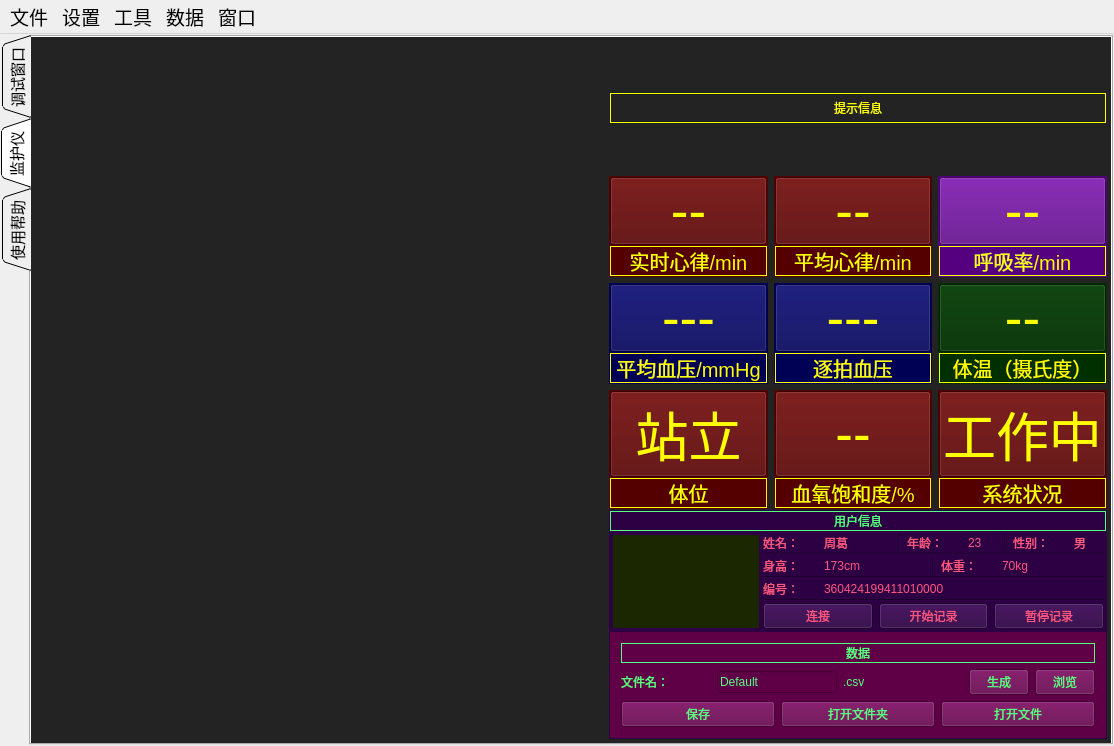
Above: ICUWin/ICUWin/mainwindow.ui from zhouge94/ICU_Monitor before the change. Below: the same form after it.
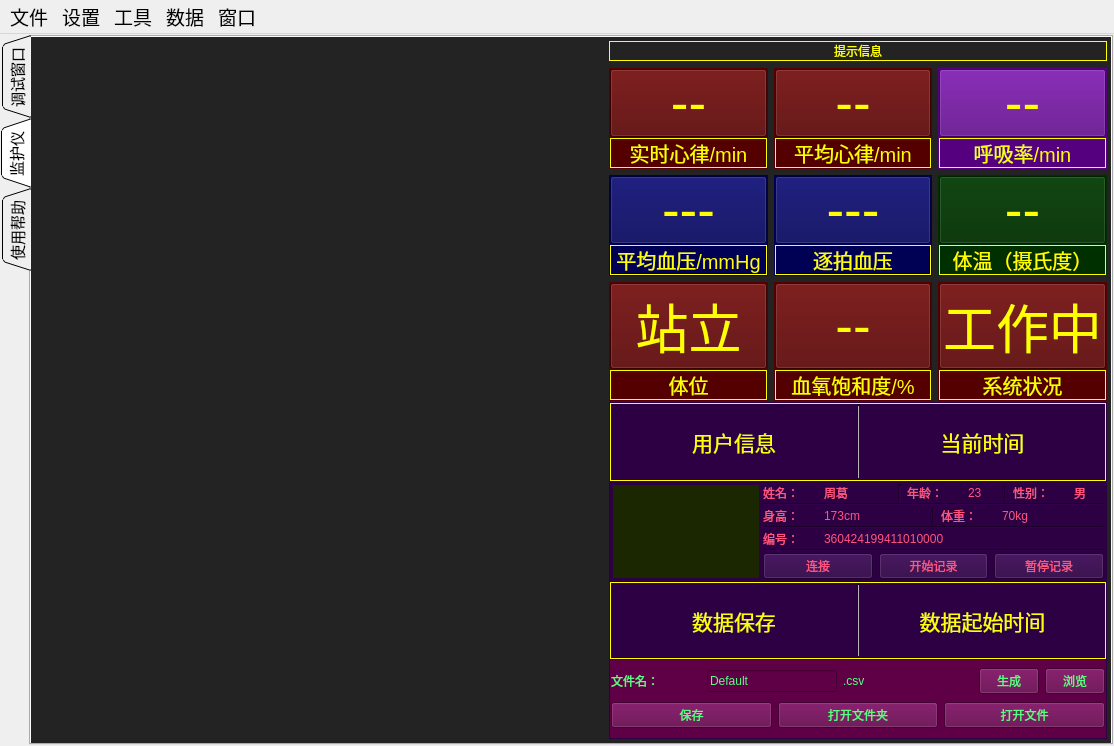
That is the form after the change. The open tabs and pages were chosen to show the change. Custom widgets are drawn as their Qt base class.

The edit to the form file:
```diff
--- a/ICUWin/ICUWin/mainwindow.ui
+++ b/ICUWin/ICUWin/mainwindow.ui
@@ -4034,6 +4034,9 @@
                  <height>16777215</height>
                 </size>
                </property>
+               <property name="styleSheet">
+                <string notr="true">color: rgb(255, 255, 0);</string>
+               </property>
                <layout class="QVBoxLayout" name="verticalLayout_3">
                 <property name="spacing">
                  <number>1</number>
@@ -4051,28 +4054,40 @@
                  <number>1</number>
                 </property>
                 <item>
-                 <widget class="QWidget" name="widget_23" native="true">
+                 <widget class="QFrame" name="frame_6">
                   <property name="sizePolicy">
-                   <sizepolicy hsizetype="Preferred" vsizetype="Preferred">
+                   <sizepolicy hsizetype="Preferred" vsizetype="Fixed">
                     <horstretch>0</horstretch>
                     <verstretch>0</verstretch>
                    </sizepolicy>
                   </property>
+                  <property name="minimumSize">
+                   <size>
+                    <width>0</width>
+                    <height>0</height>
+                   </size>
+                  </property>
+                  <property name="frameShape">
+                   <enum>QFrame::Box</enum>
+                  </property>
+                  <property name="frameShadow">
+                   <enum>QFrame::Plain</enum>
+                  </property>
                   <layout class="QHBoxLayout" name="horizontalLayout_28">
                    <property name="spacing">
-                    <number>1</number>
+                    <number>0</number>
                    </property>
                    <property name="leftMargin">
-                    <number>1</number>
+                    <number>0</number>
                    </property>
                    <property name="topMargin">
-                    <number>1</number>
+                    <number>0</number>
                    </property>
                    <property name="rightMargin">
-                    <number>1</number>
+                    <number>0</number>
                    </property>
                    <property name="bottomMargin">
-                    <number>1</number>
+                    <number>0</number>
                    </property>
                    <item>
                     <widget class="QLabel" name="label_info_out">
@@ -4093,7 +4108,10 @@
 font: 16pt &quot;Ubuntu&quot;;</string>
                      </property>
                      <property name="frameShape">
-                      <enum>QFrame::Box</enum>
+                      <enum>QFrame::NoFrame</enum>
+                     </property>
+                     <property name="frameShadow">
+                      <enum>QFrame::Raised</enum>
                      </property>
                      <property name="text">
                       <string>提示信息</string>
@@ -4109,6 +4127,117 @@
                 <item>
                  <layout class="QGridLayout" name="gridLayout">
                   <item row="1" column="2">
+                   <widget class="QWidget" name="widget_17" native="true">
+                    <property name="sizePolicy">
+                     <sizepolicy hsizetype="Minimum" vsizetype="Minimum">
+                      <horstretch>0</horstretch>
+                      <verstretch>0</verstretch>
+                     </sizepolicy>
+                    </property>
+                    <property name="minimumSize">
+                     <size>
+                      <width>150</width>
+                      <height>100</height>
+                     </size>
+                    </property>
+                    <property name="maximumSize">
+                     <size>
+                      <width>200</width>
+                      <height>200</height>
+                     </size>
+                    </property>
+                    <property name="styleSheet">
+                     <string notr="true">background-color: rgb(85, 0, 127);
+color: rgb(255, 255, 0);</string>
+                    </property>
+                    <layout class="QVBoxLayout" name="verticalLayout_17">
+                     <property name="spacing">
+                      <number>1</number>
+                     </property>
+                     <property name="leftMargin">
+                      <number>1</number>
+                     </property>
+                     <property name="topMargin">
+                      <number>1</number>
+                     </property>
+                     <property name="rightMargin">
+                      <number>1</number>
+                     </property>
+                     <property name="bottomMargin">
+                      <number>1</number>
+                     </property>
+                     <item>
+                      <widget class="QPushButton" name="show1_hxl">
+                       <property name="sizePolicy">
+                        <sizepolicy hsizetype="Preferred" vsizetype="Preferred">
+                         <horstretch>0</horstretch>
+                         <verstretch>0</verstretch>
+                        </sizepolicy>
+                       </property>
+                       <property name="minimumSize">
+                        <size>
+                         <width>10</width>
+                         <height>0</height>
+                        </size>
+                       </property>
+                       <property name="font">
+                        <font>
+                         <family>Ubuntu</family>
+                         <pointsize>40</pointsize>
+                         <weight>50</weight>
+                         <italic>false</italic>
+                         <bold>false</bold>
+                        </font>
+                       </property>
+                       <property name="text">
+                        <string>--</string>
+                       </property>
+                      </widget>
+                     </item>
+                     <item>
+                      <widget class="QLabel" name="label_13">
+                       <property name="sizePolicy">
+                        <sizepolicy hsizetype="Preferred" vsizetype="Minimum">
+                         <horstretch>0</horstretch>
+                         <verstretch>0</verstretch>
+                        </sizepolicy>
+                       </property>
+                       <property name="minimumSize">
+                        <size>
+                         <width>0</width>
+                         <height>15</height>
+                        </size>
+                       </property>
+                       <property name="maximumSize">
+                        <size>
+                         <width>16777215</width>
+                         <height>30</height>
+                        </size>
+                       </property>
+                       <property name="font">
+                        <font>
+                         <family>Ubuntu</family>
+                         <pointsize>15</pointsize>
+                         <weight>50</weight>
+                         <italic>false</italic>
+                         <bold>false</bold>
+                        </font>
+                       </property>
+                       <property name="frameShape">
+                        <enum>QFrame::Box</enum>
+                       </property>
+                       <property name="text">
+                        <string>呼吸率/min</string>
+                       </property>
+                       <property name="alignment">
+                        <set>Qt::AlignCenter</set>
+                       </property>
+                      </widget>
+                     </item>
+                    </layout>
+                   </widget>
+                  </item>
+                  <item row="2" column="2">
                    <widget class="QWidget" name="widget_21" native="true">
                     <property name="sizePolicy">
                      <sizepolicy hsizetype="Minimum" vsizetype="Minimum">
@@ -4219,7 +4348,7 @@
                     </layout>
                    </widget>
                   </item>
-                  <item row="1" column="0">
+                  <item row="2" column="0">
                    <widget class="QWidget" name="widget_7" native="true">
                     <property name="sizePolicy">
                      <sizepolicy hsizetype="Minimum" vsizetype="Minimum">
@@ -4330,7 +4459,7 @@
                     </layout>
                    </widget>
                   </item>
-                  <item row="2" column="2">
+                  <item row="3" column="2">
                    <widget class="QWidget" name="widget_10" native="true">
                     <property name="sizePolicy">
                      <sizepolicy hsizetype="Minimum" vsizetype="Minimum">
@@ -4441,7 +4570,7 @@
                     </layout>
                    </widget>
                   </item>
-                  <item row="1" column="1">
+                  <item row="2" column="1">
                    <widget class="QWidget" name="widget_8" native="true">
                     <property name="sizePolicy">
                      <sizepolicy hsizetype="Minimum" vsizetype="Minimum">
@@ -4552,7 +4681,7 @@
                     </layout>
                    </widget>
                   </item>
-                  <item row="2" column="0">
+                  <item row="3" column="0">
                    <widget class="QWidget" name="widget_18" native="true">
                     <property name="sizePolicy">
                      <sizepolicy hsizetype="Minimum" vsizetype="Minimum">
@@ -4663,7 +4792,7 @@
                     </layout>
                    </widget>
                   </item>
-                  <item row="0" column="0">
+                  <item row="1" column="0">
                    <widget class="QWidget" name="widget_16" native="true">
                     <property name="sizePolicy">
                      <sizepolicy hsizetype="Minimum" vsizetype="Minimum">
@@ -4774,7 +4903,7 @@
                     </layout>
                    </widget>
                   </item>
-                  <item row="0" column="1">
+                  <item row="1" column="1">
                    <widget class="QWidget" name="widget_19" native="true">
                     <property name="sizePolicy">
                      <sizepolicy hsizetype="Minimum" vsizetype="Minimum">
@@ -4885,7 +5014,7 @@
                     </layout>
                    </widget>
                   </item>
-                  <item row="2" column="1">
+                  <item row="3" column="1">
                    <widget class="QWidget" name="widget_20" native="true">
                     <property name="sizePolicy">
                      <sizepolicy hsizetype="Minimum" vsizetype="Minimum">
@@ -4996,115 +5125,14 @@
                     </layout>
                    </widget>
                   </item>
-                  <item row="0" column="2">
-                   <widget class="QWidget" name="widget_17" native="true">
-                    <property name="sizePolicy">
-                     <sizepolicy hsizetype="Minimum" vsizetype="Minimum">
-                      <horstretch>0</horstretch>
-                      <verstretch>0</verstretch>
-                     </sizepolicy>
+                  <item row="0" column="0">
+                   <widget class="QFrame" name="frame_5">
+                    <property name="frameShape">
+                     <enum>QFrame::StyledPanel</enum>
                     </property>
-                    <property name="minimumSize">
-                     <size>
-                      <width>150</width>
-                      <height>100</height>
-                     </size>
+                    <property name="frameShadow">
+                     <enum>QFrame::Raised</enum>
                     </property>
-                    <property name="maximumSize">
-                     <size>
-                      <width>200</width>
-                      <height>200</height>
-                     </size>
-                    </property>
-                    <property name="styleSheet">
-                     <string notr="true">background-color: rgb(85, 0, 127);
-color: rgb(255, 255, 0);</string>
-                    </property>
-                    <layout class="QVBoxLayout" name="verticalLayout_17">
-                     <property name="spacing">
-                      <number>1</number>
-                     </property>
-                     <property name="leftMargin">
-                      <number>1</number>
-                     </property>
-                     <property name="topMargin">
-                      <number>1</number>
-                     </property>
-                     <property name="rightMargin">
-                      <number>1</number>
-                     </property>
-                     <property name="bottomMargin">
-                      <number>1</number>
-                     </property>
-                     <item>
-                      <widget class="QPushButton" name="show1_hxl">
-                       <property name="sizePolicy">
-                        <sizepolicy hsizetype="Preferred" vsizetype="Preferred">
-                         <horstretch>0</horstretch>
-                         <verstretch>0</verstretch>
-                        </sizepolicy>
-                       </property>
-                       <property name="minimumSize">
-                        <size>
-                         <width>10</width>
-                         <height>0</height>
-                        </size>
-                       </property>
-                       <property name="font">
-                        <font>
-                         <family>Ubuntu</family>
-                         <pointsize>40</pointsize>
-                         <weight>50</weight>
-                         <italic>false</italic>
-                         <bold>false</bold>
-                        </font>
-                       </property>
-                       <property name="text">
-                        <string>--</string>
-                       </property>
-                      </widget>
-                     </item>
-                     <item>
-                      <widget class="QLabel" name="label_13">
-                       <property name="sizePolicy">
-                        <sizepolicy hsizetype="Preferred" vsizetype="Minimum">
-                         <horstretch>0</horstretch>
-                         <verstretch>0</verstretch>
-                        </sizepolicy>
-                       </property>
-                       <property name="minimumSize">
-                        <size>
-                         <width>0</width>
-                         <height>15</height>
-                        </size>
-                       </property>
-                       <property name="maximumSize">
-                        <size>
-                         <width>16777215</width>
-                         <height>30</height>
-                        </size>
-                       </property>
-                       <property name="font">
-                        <font>
-                         <family>Ubuntu</family>
-                         <pointsize>15</pointsize>
-                         <weight>50</weight>
-                         <italic>false</italic>
-                         <bold>false</bold>
-                        </font>
-                       </property>
-                       <property name="frameShape">
-                        <enum>QFrame::Box</enum>
-                       </property>
-                       <property name="text">
-                        <string>呼吸率/min</string>
-                       </property>
-                       <property name="alignment">
-                        <set>Qt::AlignCenter</set>
-                       </property>
-                      </widget>
-                     </item>
-                    </layout>
                    </widget>
                   </item>
                  </layout>
@@ -5131,26 +5159,90 @@
                     <number>1</number>
                    </property>
                    <item>
-                    <widget class="QLabel" name="label_user_info">
-                     <property name="maximumSize">
+                    <widget class="QFrame" name="frame_3">
+                     <property name="minimumSize">
                       <size>
-                       <width>16777215</width>
+                       <width>0</width>
                        <height>30</height>
                       </size>
                      </property>
-                     <property name="styleSheet">
-                      <string notr="true">color: rgb(85, 255, 127);
-font: 16pt &quot;Ubuntu&quot;;</string>
-                     </property>
                      <property name="frameShape">
                       <enum>QFrame::Box</enum>
                      </property>
-                     <property name="text">
-                      <string>用户信息</string>
+                     <property name="frameShadow">
+                      <enum>QFrame::Plain</enum>
                      </property>
-                     <property name="alignment">
-                      <set>Qt::AlignCenter</set>
-                     </property>
+                     <layout class="QHBoxLayout" name="horizontalLayout_29">
+                      <property name="spacing">
+                       <number>0</number>
+                      </property>
+                      <property name="leftMargin">
+                       <number>0</number>
+                      </property>
+                      <property name="topMargin">
+                       <number>0</number>
+                      </property>
+                      <property name="rightMargin">
+                       <number>0</number>
+                      </property>
+                      <property name="bottomMargin">
+                       <number>0</number>
+                      </property>
+                      <item>
+                       <widget class="QLabel" name="label_userinfo">
+                        <property name="font">
+                         <font>
+                          <family>Ubuntu</family>
+                          <pointsize>16</pointsize>
+                         </font>
+                        </property>
+                        <property name="text">
+                         <string>用户信息</string>
+                        </property>
+                        <property name="alignment">
+                         <set>Qt::AlignCenter</set>
+                        </property>
+                       </widget>
+                      </item>
+                      <item>
+                       <widget class="Line" name="line_7">
+                        <property name="autoFillBackground">
+                         <bool>false</bool>
+                        </property>
+                        <property name="styleSheet">
+                         <string notr="true">color: rgb(255, 255, 255);</string>
+                        </property>
+                        <property name="frameShadow">
+                         <enum>QFrame::Sunken</enum>
+                        </property>
+                        <property name="lineWidth">
+                         <number>2</number>
+                        </property>
+                        <property name="midLineWidth">
+                         <number>1</number>
+                        </property>
+                        <property name="orientation">
+                         <enum>Qt::Vertical</enum>
+                        </property>
+                       </widget>
+                      </item>
+                      <item>
+                       <widget class="QLabel" name="label_current_time">
+                        <property name="font">
+                         <font>
+                          <family>Ubuntu</family>
+                          <pointsize>16</pointsize>
+                         </font>
+                        </property>
+                        <property name="text">
+                         <string>当前时间</string>
+                        </property>
+                        <property name="alignment">
+                         <set>Qt::AlignCenter</set>
+                        </property>
+                       </widget>
+                      </item>
+                     </layout>
                     </widget>
                    </item>
                    <item>
@@ -5456,6 +5548,87 @@
                      </layout>
                     </widget>
                    </item>
+                   <item>
+                    <widget class="QFrame" name="frame_4">
+                     <property name="minimumSize">
+                      <size>
+                       <width>0</width>
+                       <height>30</height>
+                      </size>
+                     </property>
+                     <property name="frameShape">
+                      <enum>QFrame::Box</enum>
+                     </property>
+                     <property name="frameShadow">
+                      <enum>QFrame::Plain</enum>
+                     </property>
+                     <layout class="QHBoxLayout" name="horizontalLayout_30">
+                      <property name="spacing">
+                       <number>0</number>
+                      </property>
+                      <property name="leftMargin">
+                       <number>0</number>
+                      </property>
+                      <property name="topMargin">
+                       <number>0</number>
+                      </property>
+                      <property name="rightMargin">
+                       <number>0</number>
+                      </property>
+                      <property name="bottomMargin">
+                       <number>0</number>
+                      </property>
+                      <item>
+                       <widget class="QLabel" name="label_38">
+                        <property name="font">
+                         <font>
+                          <family>Ubuntu</family>
+                          <pointsize>16</pointsize>
+                         </font>
+                        </property>
+                        <property name="text">
+                         <string>数据保存</string>
+                        </property>
+                        <property name="alignment">
+                         <set>Qt::AlignCenter</set>
+                        </property>
+                       </widget>
+                      </item>
+                      <item>
+                       <widget class="Line" name="line_8">
+                        <property name="frameShadow">
+                         <enum>QFrame::Sunken</enum>
+                        </property>
+                        <property name="lineWidth">
+                         <number>2</number>
+                        </property>
+                        <property name="midLineWidth">
+                         <number>1</number>
+                        </property>
+                        <property name="orientation">
+                         <enum>Qt::Vertical</enum>
+                        </property>
+                       </widget>
+                      </item>
+                      <item>
+                       <widget class="QLabel" name="label_start_time">
+                        <property name="font">
+                         <font>
+                          <family>Ubuntu</family>
+                          <pointsize>16</pointsize>
+                         </font>
+                        </property>
+                        <property name="text">
+                         <string>数据起始时间</string>
+                        </property>
+                        <property name="alignment">
+                         <set>Qt::AlignCenter</set>
+                        </property>
+                       </widget>
+                      </item>
+                     </layout>
+                    </widget>
+                   </item>
                    <item>
                     <widget class="QWidget" name="widget_11" native="true">
                      <property name="styleSheet">
@@ -5464,25 +5637,21 @@
 background-color: rgb(95, 0, 71);</string>
                      </property>
                      <layout class="QVBoxLayout" name="verticalLayout_7">
-                      <item>
-                       <widget class="QLabel" name="label_30">
-                        <property name="maximumSize">
-                         <size>
-                          <width>16777215</width>
-                          <height>30</height>
-                         </size>
-                        </property>
-                        <property name="frameShape">
-                         <enum>QFrame::Box</enum>
-                        </property>
-                        <property name="text">
-                         <string>数据</string>
-                        </property>
-                        <property name="alignment">
-                         <set>Qt::AlignCenter</set>
-                        </property>
-                       </widget>
-                      </item>
+                      <property name="spacing">
+                       <number>1</number>
+                      </property>
+                      <property name="leftMargin">
+                       <number>1</number>
+                      </property>
+                      <property name="topMargin">
+                       <number>1</number>
+                      </property>
+                      <property name="rightMargin">
+                       <number>1</number>
+                      </property>
+                      <property name="bottomMargin">
+                       <number>1</number>
+                      </property>
                       <item>
                        <layout class="QHBoxLayout" name="horizontalLayout_24">
                         <item>
```
Left out of the diff: 4 changed lines with no effect on the pictures.
